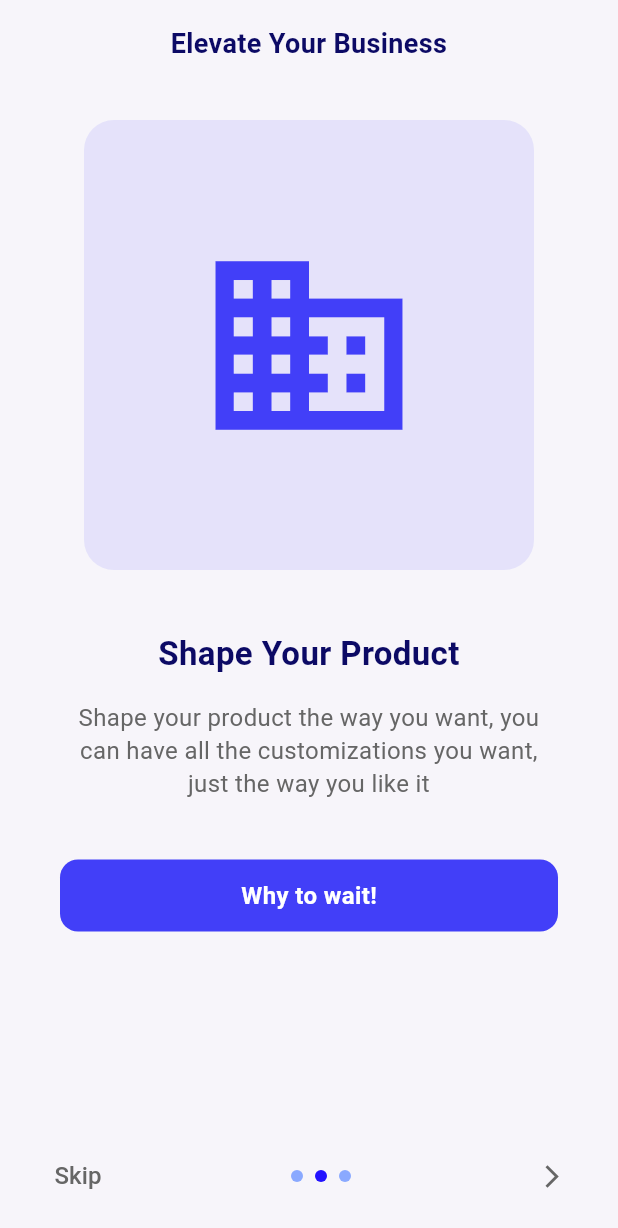
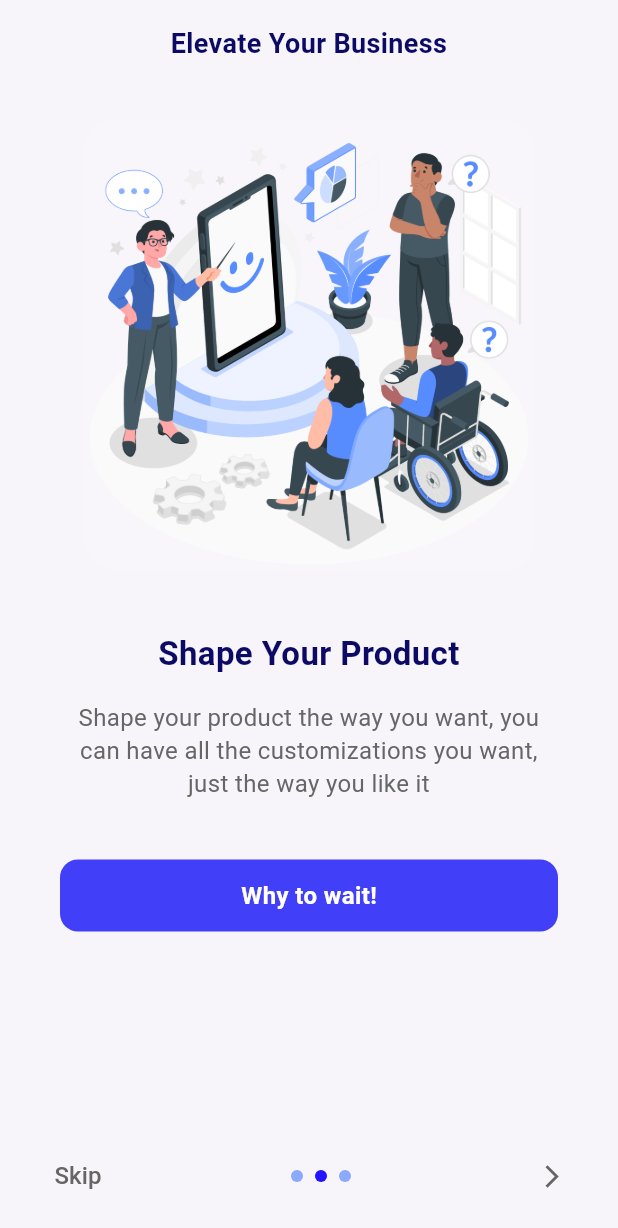
Before and after one commit to choneyseldon/demo_app, a Flutter app: the screen it shows after launch, after a tap on "Let's Go", on a phone screen of 412 x 824 dp. Shown: the top 1228 px of the screen. Run offline on Flutter 3.47's test engine with Material 3 defaults, Android fonts, the phone set to English and light mode, and no system bars; drawn by our look-alikes of smooth_page_indicator; our stand-ins replace firebase_core, flutter_svg, shared_preferences; accounts and stored records are empty.

```diff
--- a/lib/components.dart
+++ b/lib/components.dart
@@ -85,7 +85,7 @@ class CustomButton extends StatelessWidget {
 
   @override
   Widget build(BuildContext context) {
-    return Container(
+    return SizedBox(
       width: double.infinity,
       height: 50,
       child: Material(
@@ -136,7 +136,7 @@ class SocialButton extends StatelessWidget {
 
   @override
   Widget build(BuildContext context) {
-    return Container(
+    return SizedBox(
       width: double.infinity,
       height: 50,
       child: Material(
--- a/lib/introduction_screen.dart
+++ b/lib/introduction_screen.dart
@@ -53,13 +53,20 @@ class _OnboardingScreenState extends State<OnboardingScreen> {
             width: 300,
             height: 300,
             decoration: BoxDecoration(
-              color: const Color.fromARGB(255, 66, 63, 248).withOpacity(0.1),
+              color: const Color.fromARGB(255, 253, 253, 253).withOpacity(0.1),
               borderRadius: BorderRadius.circular(20),
             ),
-            child: const Icon(
-              Icons.business,
-              size: 150,
-              color: Color.fromARGB(255, 66, 63, 248),
+            child: ClipRRect(
+              borderRadius: BorderRadius.circular(20),
+              child: Image.asset(
+                imagePath,
+                fit: BoxFit.cover,
+                errorBuilder: (context, error, stackTrace) => const Icon(
+                  Icons.business,
+                  size: 150,
+                  color: Color.fromARGB(255, 255, 255, 255),
+                ),
+              ),
             ),
           ),
 
--- a/lib/main.dart
+++ b/lib/main.dart
@@ -1,9 +1,16 @@
 import 'package:flutter/material.dart';
 import 'package:shared_preferences/shared_preferences.dart';
+
+import 'package:firebase_core/firebase_core.dart';
+import 'firebase_options.dart';
 
 import 'introduction_screen.dart';
 
 void main() async {
+  await Firebase.initializeApp(
+    options: DefaultFirebaseOptions.currentPlatform,
+  );
+
   WidgetsFlutterBinding.ensureInitialized();
 
   // Check if user has seen onboarding before
--- a/pubspec.yaml
+++ b/pubspec.yaml
@@ -43,6 +43,7 @@ dependencies:
   google_fonts: ^6.3.1
   smooth_page_indicator: ^1.2.1
   flutter_svg: ^2.0.9
+  firebase_core: ^4.1.0
 
 dev_dependencies:
   flutter_test:
```
Also changed, not shown: firebase.json (added), lib/firebase_options.dart (added), pubspec.lock, 6 other files.
